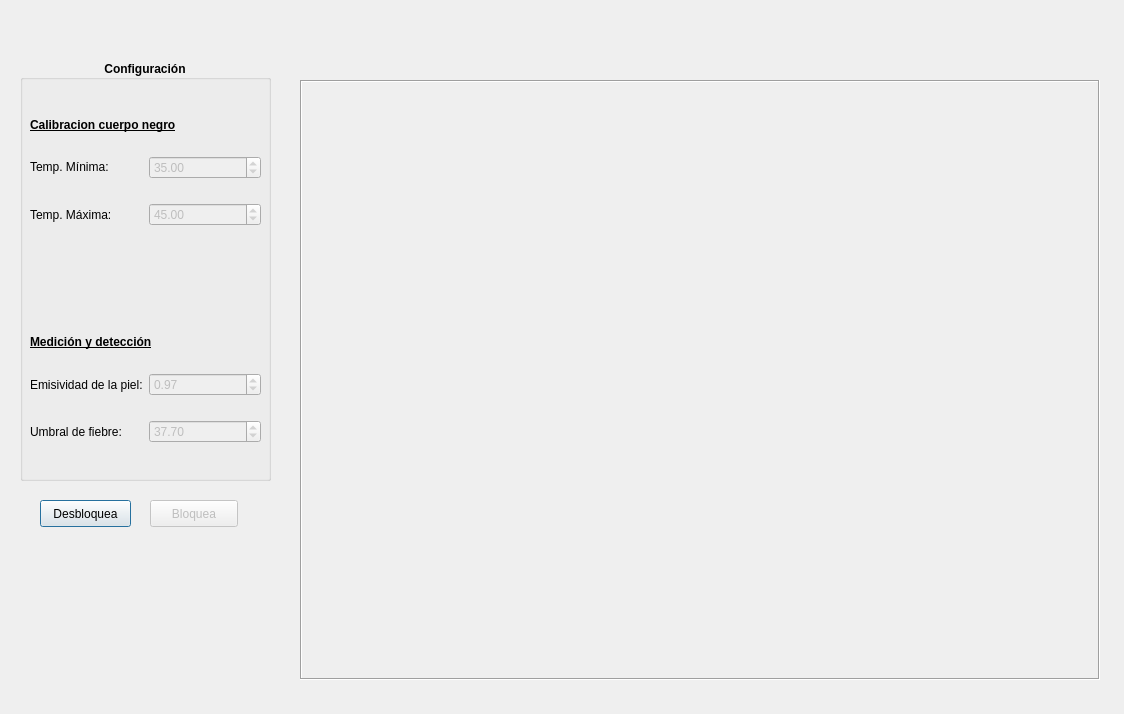
harboleas/med_temp_ir, file gui.ui: the form before one commit.
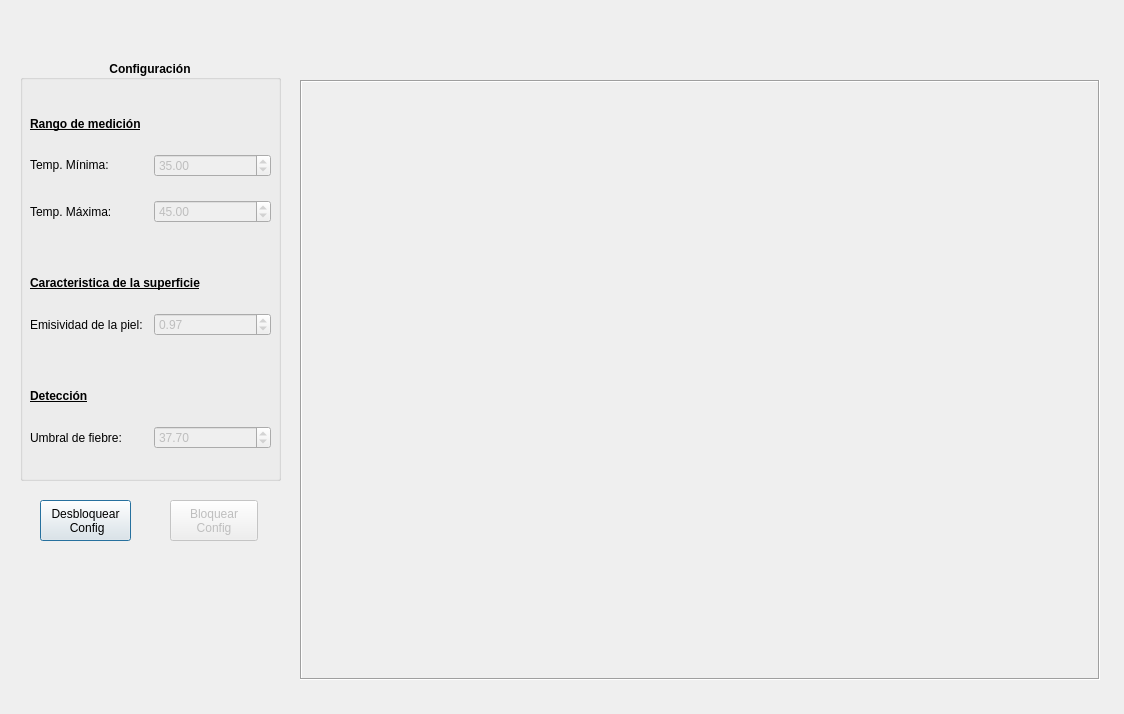
The form after the commit.

```diff
--- a/gui.ui
+++ b/gui.ui
@@ -61,7 +61,7 @@
     <rect>
      <x>20</x>
      <y>60</y>
-     <width>251</width>
+     <width>261</width>
      <height>421</height>
     </rect>
    </property>
@@ -89,8 +89,8 @@
      <rect>
       <x>10</x>
       <y>40</y>
-      <width>231</width>
-      <height>361</height>
+      <width>241</width>
+      <height>372</height>
      </rect>
     </property>
     <layout class="QVBoxLayout" name="verticalLayout">
@@ -108,7 +108,7 @@
         </font>
        </property>
        <property name="text">
-        <string>Calibracion cuerpo negro</string>
+        <string>Rango de medición</string>
        </property>
        <property name="alignment">
         <set>Qt::AlignLeading|Qt::AlignLeft|Qt::AlignVCenter</set>
@@ -188,7 +188,7 @@
       </layout>
      </item>
      <item>
-      <spacer name="verticalSpacer">
+      <spacer name="verticalSpacer_2">
        <property name="orientation">
         <enum>Qt::Vertical</enum>
        </property>
@@ -198,13 +198,13 @@
        <property name="sizeHint" stdset="0">
         <size>
          <width>20</width>
-         <height>85</height>
+         <height>30</height>
         </size>
        </property>
       </spacer>
      </item>
      <item>
-      <widget class="QLabel" name="label_5">
+      <widget class="QLabel" name="label_8">
        <property name="sizePolicy">
         <sizepolicy hsizetype="Preferred" vsizetype="Fixed">
          <horstretch>0</horstretch>
@@ -217,7 +217,7 @@
         </font>
        </property>
        <property name="text">
-        <string>Medición y detección</string>
+        <string>Caracteristica de la superficie</string>
        </property>
        <property name="alignment">
         <set>Qt::AlignLeading|Qt::AlignLeft|Qt::AlignVCenter</set>
@@ -263,6 +263,43 @@
        </item>
       </layout>
      </item>
+     <item>
+      <spacer name="verticalSpacer">
+       <property name="orientation">
+        <enum>Qt::Vertical</enum>
+       </property>
+       <property name="sizeType">
+        <enum>QSizePolicy::Fixed</enum>
+       </property>
+       <property name="sizeHint" stdset="0">
+        <size>
+         <width>20</width>
+         <height>30</height>
+        </size>
+       </property>
+      </spacer>
+     </item>
+     <item>
+      <widget class="QLabel" name="label_5">
+       <property name="sizePolicy">
+        <sizepolicy hsizetype="Preferred" vsizetype="Fixed">
+         <horstretch>0</horstretch>
+         <verstretch>0</verstretch>
+        </sizepolicy>
+       </property>
+       <property name="font">
+        <font>
+         <underline>true</underline>
+        </font>
+       </property>
+       <property name="text">
+        <string>Detección</string>
+       </property>
+       <property name="alignment">
+        <set>Qt::AlignLeading|Qt::AlignLeft|Qt::AlignVCenter</set>
+       </property>
+      </widget>
+     </item>
      <item>
       <layout class="QHBoxLayout" name="horizontalLayout_4">
        <item>
@@ -305,11 +342,18 @@
      <x>40</x>
      <y>500</y>
      <width>91</width>
-     <height>27</height>
+     <height>41</height>
     </rect>
    </property>
+   <property name="sizePolicy">
+    <sizepolicy hsizetype="Minimum" vsizetype="Fixed">
+     <horstretch>0</horstretch>
+     <verstretch>0</verstretch>
+    </sizepolicy>
+   </property>
    <property name="text">
-    <string>Desbloquea</string>
+    <string>Desbloquear
+ Config</string>
    </property>
   </widget>
   <widget class="QPushButton" name="lock">
@@ -318,14 +362,21 @@
    </property>
    <property name="geometry">
     <rect>
-     <x>150</x>
+     <x>170</x>
      <y>500</y>
      <width>88</width>
-     <height>27</height>
+     <height>41</height>
     </rect>
    </property>
+   <property name="sizePolicy">
+    <sizepolicy hsizetype="Minimum" vsizetype="Fixed">
+     <horstretch>0</horstretch>
+     <verstretch>0</verstretch>
+    </sizepolicy>
+   </property>
    <property name="text">
-    <string>Bloquea</string>
+    <string>Bloquear
+Config</string>
    </property>
   </widget>
  </widget>
```
